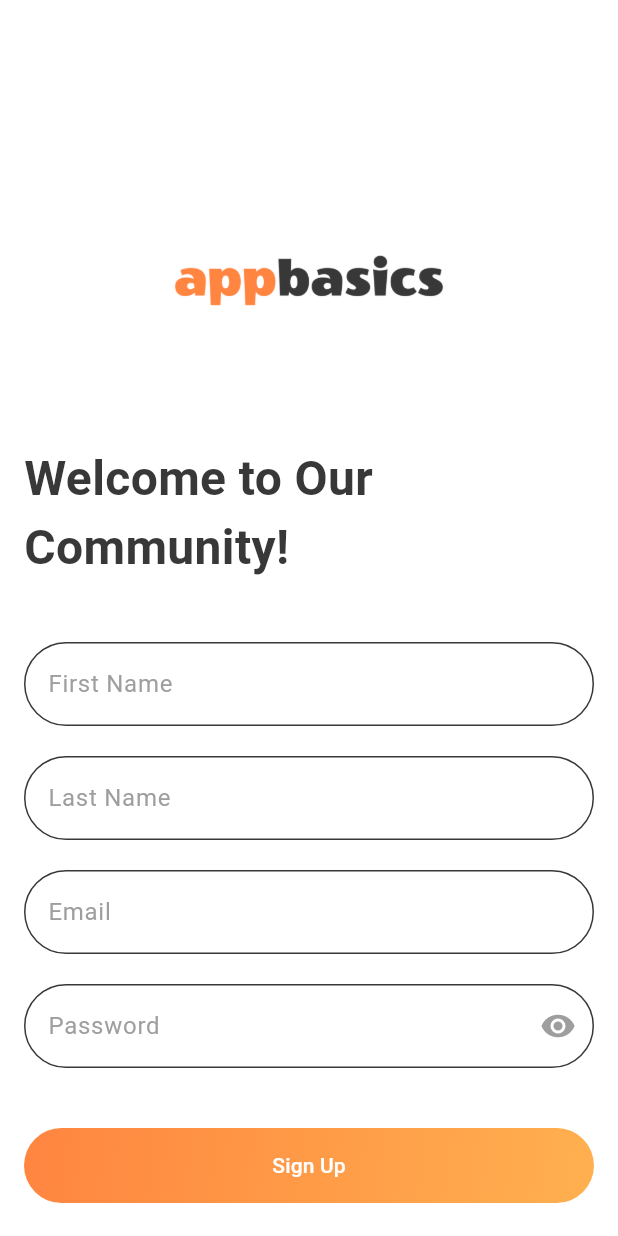
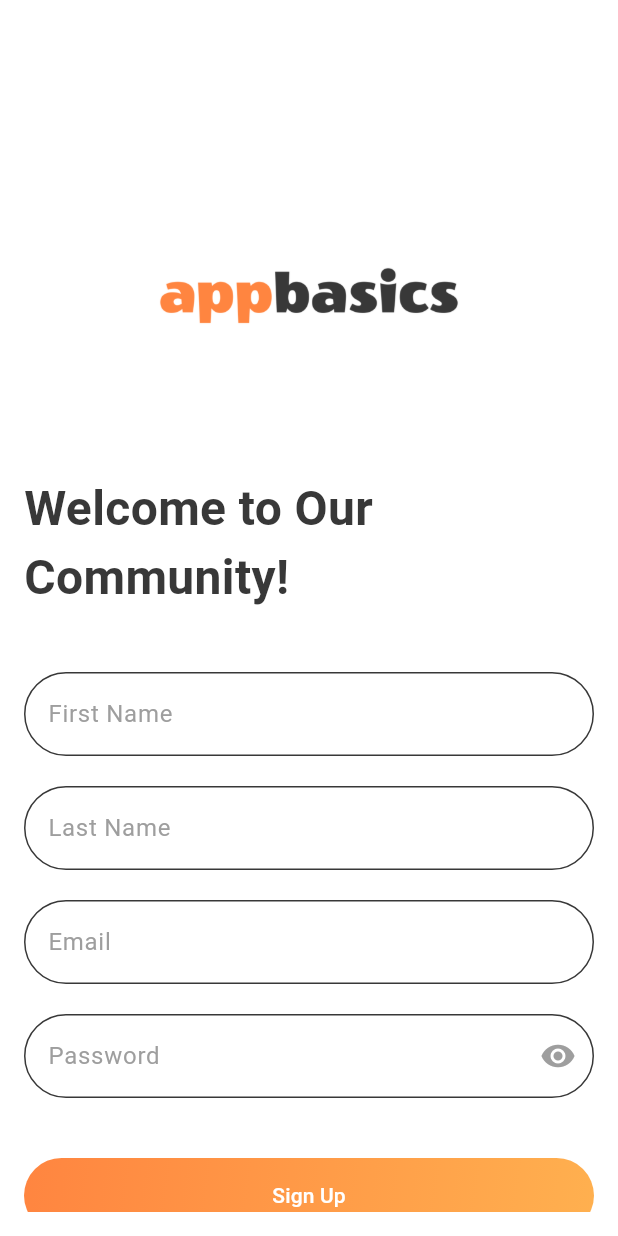
Before and after one commit to mdyasinahmed/app.appbasics, a Flutter app: the screen it shows after launch, after a tap on "Login", on a phone screen of 412 x 824 dp. Run offline on Flutter 3.47's test engine with Material 3 defaults, Android fonts, the phone set to English and light mode, and no system bars.

Commit message:
update app login and sign-up page

```diff
--- a/appbasics/lib/login_page.dart
+++ b/appbasics/lib/login_page.dart
@@ -22,13 +22,13 @@ class _LoginPageState extends State<LoginPage> {
             children: [
               SizedBox(height: 80),
               SizedBox(
-                width: 180,
-                height: 180,
+                width: 200,
+                height: 200,
                 child: Image.asset('assets/logo.png'),
               ),
               SizedBox(height: 20),
               Text(
-                'Welcome Back',
+                'Welcome Back!',
                 style: TextStyle(
                   fontSize: 32,
                   fontWeight: FontWeight.bold,
@@ -89,7 +89,7 @@ class _LoginPageState extends State<LoginPage> {
               ),
               SizedBox(height: 10),
               Align(
-                alignment: Alignment.centerLeft,
+                alignment: Alignment.center,
                 child: GestureDetector(
                   onTap: () {
                     // Navigator.push(
--- a/appbasics/lib/sign_up_page.dart
+++ b/appbasics/lib/sign_up_page.dart
@@ -25,8 +25,8 @@ class _SignUpPageState extends State<SignUpPage> {
             children: [
               SizedBox(height: 80),
               SizedBox(
-                width: 180,
-                height: 180,
+                width: 200,
+                height: 200,
                 child: Image.asset('assets/logo.png'), // Use the logo image
               ),
               SizedBox(height: 20),
```
